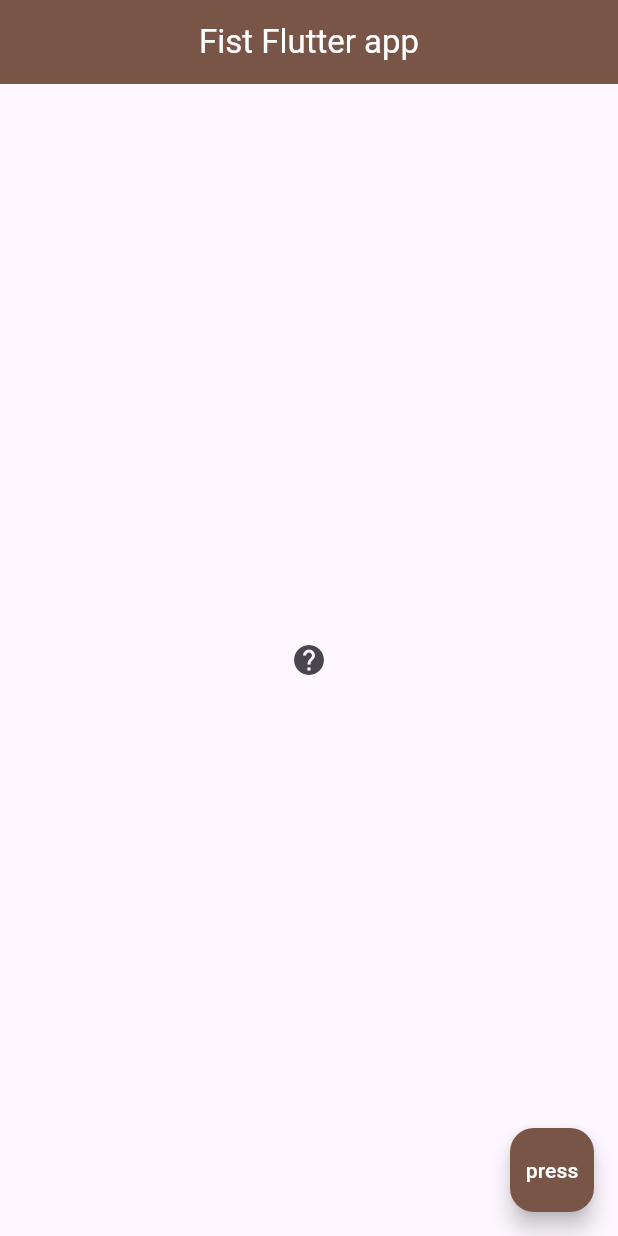
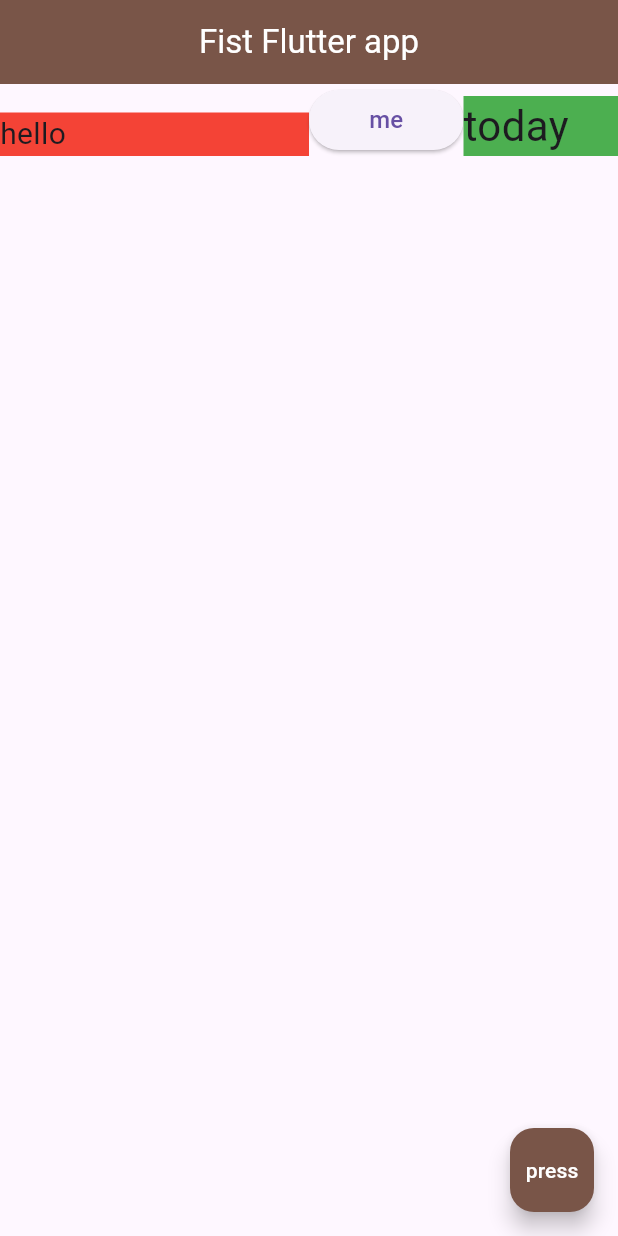
Before and after one commit to SofianeHabaz/Flutter-course-23-24, a Flutter app: the screen it shows after launch, on a phone screen of 412 x 824 dp. Run offline on Flutter 3.47's test engine with Material 3 defaults, Android fonts, the phone set to English and light mode, and no system bars.

Commit message:
Flutter Widgets PART3

```diff
--- a/lib/main.dart
+++ b/lib/main.dart
@@ -27,11 +27,31 @@ class Home extends StatelessWidget {
 
       ),
 
-      body:Center(
-        child: IconButton(
-          onPressed: (){},
-          icon: Icon(Icons.help),
-        )
+      body: Row(
+        mainAxisAlignment: MainAxisAlignment.spaceBetween,
+        crossAxisAlignment: CrossAxisAlignment.end,
+        children: [
+          Expanded(
+              flex:2,
+              child: Container(
+                  color: Colors.red,
+                  child: Text('hello',style: TextStyle(fontSize: 20),
+                  )
+              )
+          ),
+          Expanded(
+              child: ElevatedButton(
+                  onPressed: (){},
+                  child: Text("me", style: TextStyle(fontSize: 16))
+              )
+          ),
+          Expanded(
+            child: Container(
+                color: Colors.green,
+                child: Text('today', style: TextStyle(fontSize: 28),)
+            ),
+          )
+        ],
       ),
       floatingActionButton: FloatingActionButton(
         child: Text('press', style: TextStyle(color: Colors.white),),
@@ -41,6 +61,14 @@ class Home extends StatelessWidget {
     );
   }
 }
+
+/*
+* container
+* padding
+* column
+* row
+* expanded
+*/
 /*
 Image.network("https://img.freepik.com/free-photo/ultra-detailed-nebula-abstract-wallpaper-4_1562-749.jpg?w=826&t=st=1708976245~exp=1708976845~hmac=d5b5cf02c7db126e92dcc3eb3a846d41697958b1f4a178aae26c253316c7daa1")
 Image.asset("assets/3.jpg")
```
